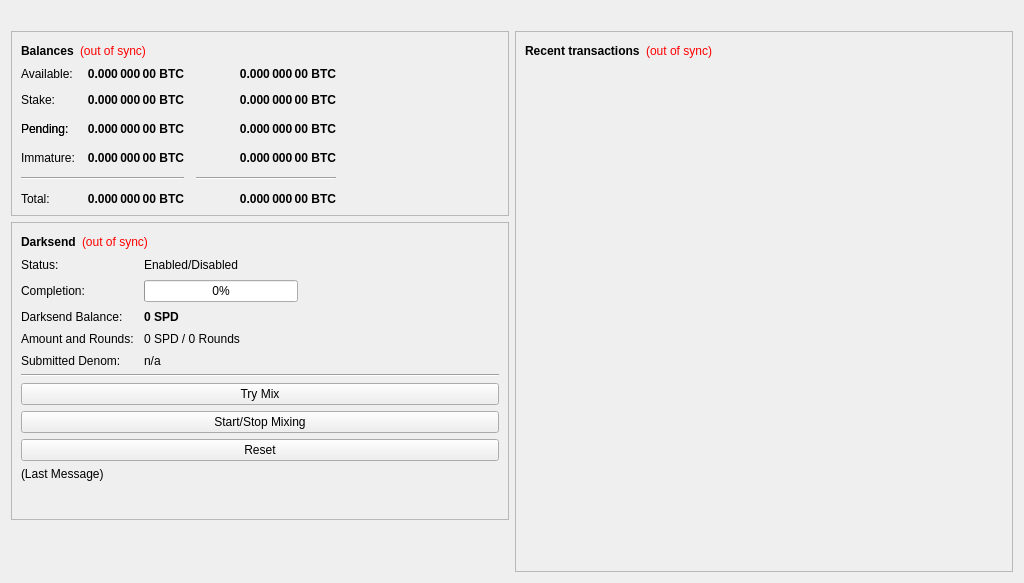
The window that src/qt/forms/overviewpage.ui (Stipend-Developer/stipend) describes before a commit, drawn with Qt 5.
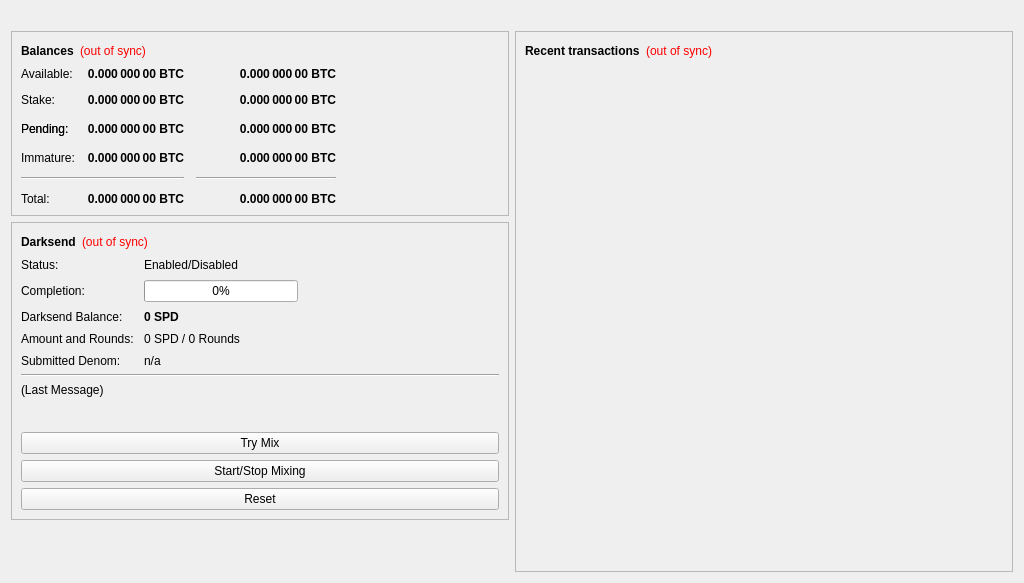
The same window after the commit.

Commit message: [Wallet -v4.0.0.1] Modify Wallet Layout Further

The edit to the form file:
```diff
--- a/src/qt/forms/overviewpage.ui
+++ b/src/qt/forms/overviewpage.ui
@@ -614,54 +614,6 @@
             </property>
            </widget>
           </item>
-          <item>
-           <widget class="QPushButton" name="darksendAuto">
-            <property name="sizePolicy">
-             <sizepolicy hsizetype="MinimumExpanding" vsizetype="Fixed">
-              <horstretch>0</horstretch>
-              <verstretch>0</verstretch>
-             </sizepolicy>
-            </property>
-            <property name="toolTip">
-             <string>Try to manually submit a Darksend request.</string>
-            </property>
-            <property name="text">
-             <string>Try Mix</string>
-            </property>
-           </widget>
-          </item>
-          <item>
-           <widget class="QPushButton" name="toggleDarksend">
-            <property name="sizePolicy">
-             <sizepolicy hsizetype="MinimumExpanding" vsizetype="Fixed">
-              <horstretch>0</horstretch>
-              <verstretch>0</verstretch>
-             </sizepolicy>
-            </property>
-            <property name="text">
-             <string>Start/Stop Mixing</string>
-            </property>
-           </widget>
-          </item>
-          <item>
-           <widget class="QPushButton" name="darksendReset">
-            <property name="sizePolicy">
-             <sizepolicy hsizetype="MinimumExpanding" vsizetype="Fixed">
-              <horstretch>0</horstretch>
-              <verstretch>0</verstretch>
-             </sizepolicy>
-            </property>
-            <property name="toolTip">
-             <string>Reset the current status of Darksend (can interrupt Darksend if it's in the process of Mixing, which can cost you money!)</string>
-            </property>
-            <property name="autoFillBackground">
-             <bool>false</bool>
-            </property>
-            <property name="text">
-             <string>Reset</string>
-            </property>
-           </widget>
-          </item>
           <item>
            <widget class="QLabel" name="darksendStatus">
             <property name="minimumSize">
@@ -681,6 +633,54 @@
             </property>
            </widget>
           </item>
+          <item>
+           <widget class="QPushButton" name="darksendAuto">
+            <property name="sizePolicy">
+             <sizepolicy hsizetype="MinimumExpanding" vsizetype="Fixed">
+              <horstretch>0</horstretch>
+              <verstretch>0</verstretch>
+             </sizepolicy>
+            </property>
+            <property name="toolTip">
+             <string>Try to manually submit a Darksend request.</string>
+            </property>
+            <property name="text">
+             <string>Try Mix</string>
+            </property>
+           </widget>
+          </item>
+          <item>
+           <widget class="QPushButton" name="toggleDarksend">
+            <property name="sizePolicy">
+             <sizepolicy hsizetype="MinimumExpanding" vsizetype="Fixed">
+              <horstretch>0</horstretch>
+              <verstretch>0</verstretch>
+             </sizepolicy>
+            </property>
+            <property name="text">
+             <string>Start/Stop Mixing</string>
+            </property>
+           </widget>
+          </item>
+          <item>
+           <widget class="QPushButton" name="darksendReset">
+            <property name="sizePolicy">
+             <sizepolicy hsizetype="MinimumExpanding" vsizetype="Fixed">
+              <horstretch>0</horstretch>
+              <verstretch>0</verstretch>
+             </sizepolicy>
+            </property>
+            <property name="toolTip">
+             <string>Reset the current status of Darksend (can interrupt Darksend if it's in the process of Mixing, which can cost you money!)</string>
+            </property>
+            <property name="autoFillBackground">
+             <bool>false</bool>
+            </property>
+            <property name="text">
+             <string>Reset</string>
+            </property>
+           </widget>
+          </item>
          </layout>
         </widget>
        </item>
```
